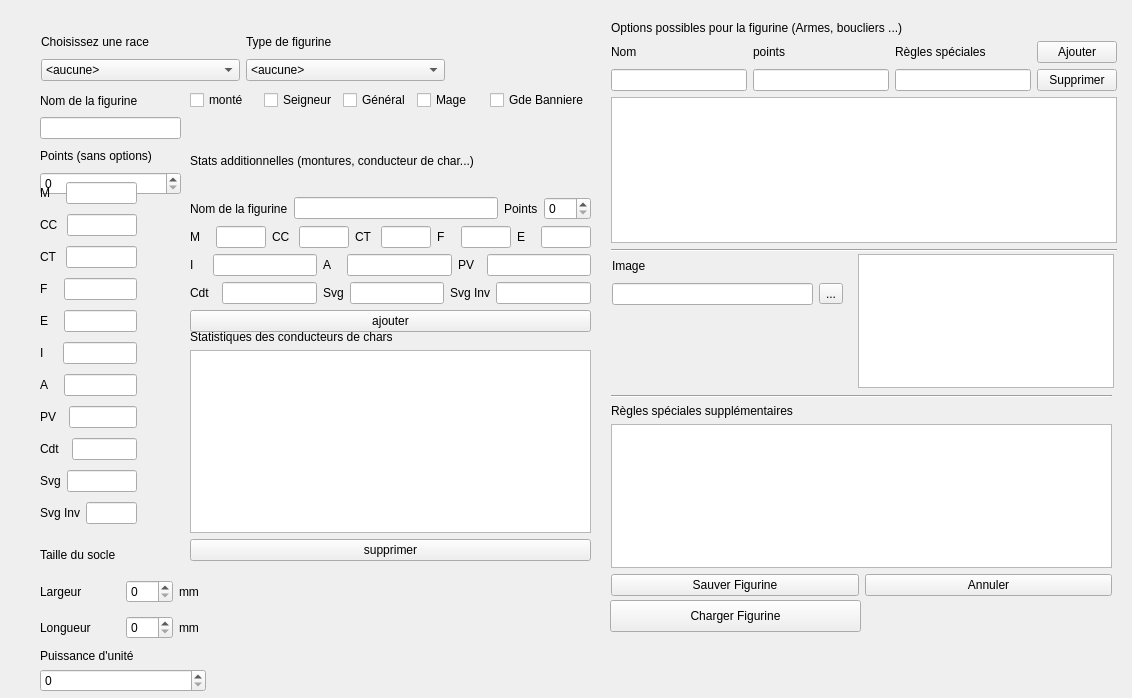
Before: the Qt Designer form warhole/modelwindow.ui in kaosphere/Warhole, drawn with Qt 5.
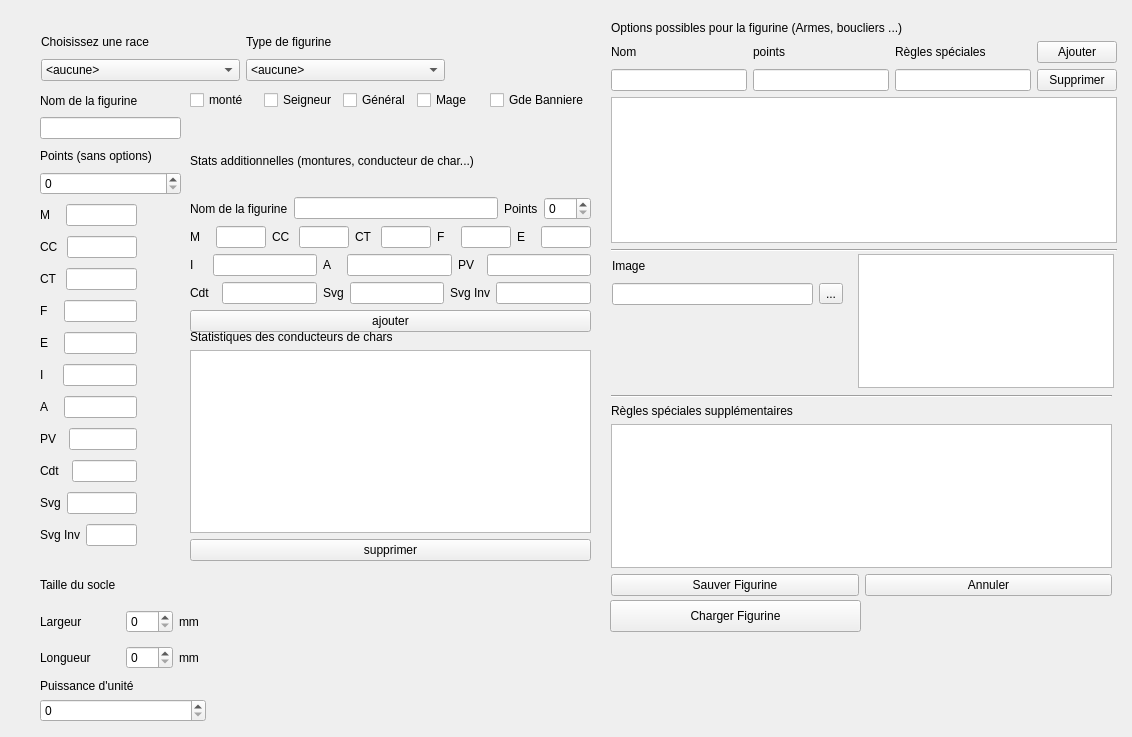
After: the same form once the commit is applied.

The edit to the form file:
```diff
--- a/warhole/modelwindow.ui
+++ b/warhole/modelwindow.ui
@@ -7,7 +7,7 @@
     <x>0</x>
     <y>0</y>
     <width>1132</width>
-    <height>698</height>
+    <height>737</height>
    </rect>
   </property>
   <property name="windowTitle">
@@ -53,7 +53,7 @@
    <property name="geometry">
     <rect>
      <x>40</x>
-     <y>178</y>
+     <y>200</y>
      <width>97</width>
      <height>361</height>
     </rect>
@@ -371,7 +371,7 @@
    <property name="geometry">
     <rect>
      <x>40</x>
-     <y>540</y>
+     <y>570</y>
      <width>166</width>
      <height>152</height>
     </rect>
```
